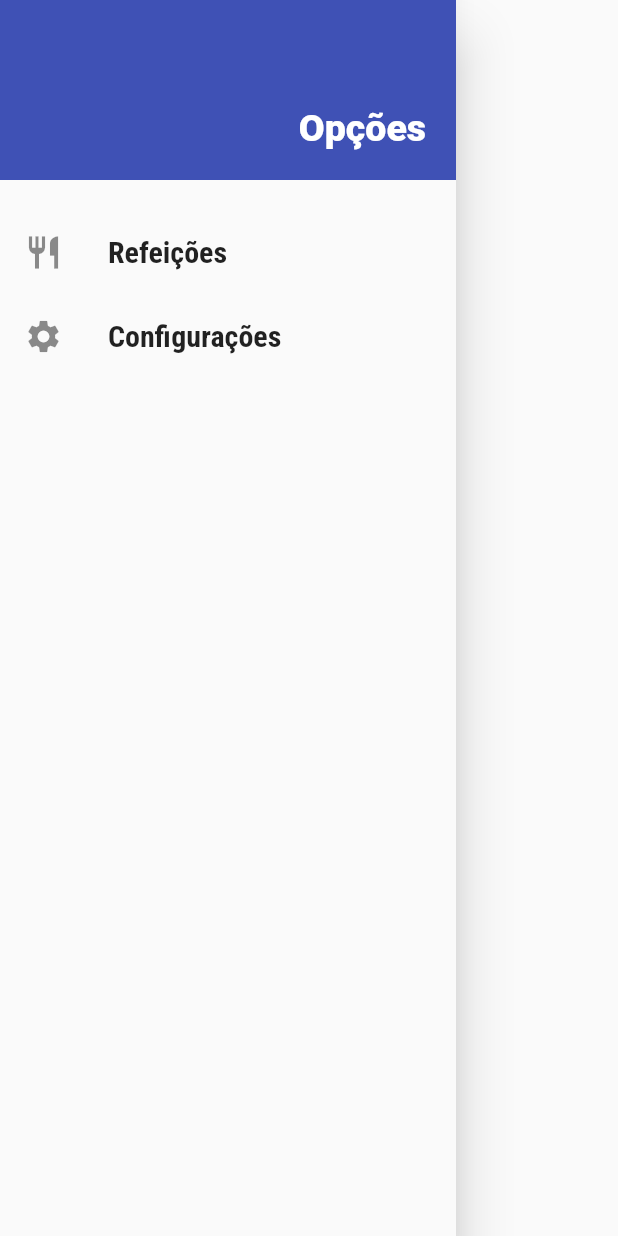
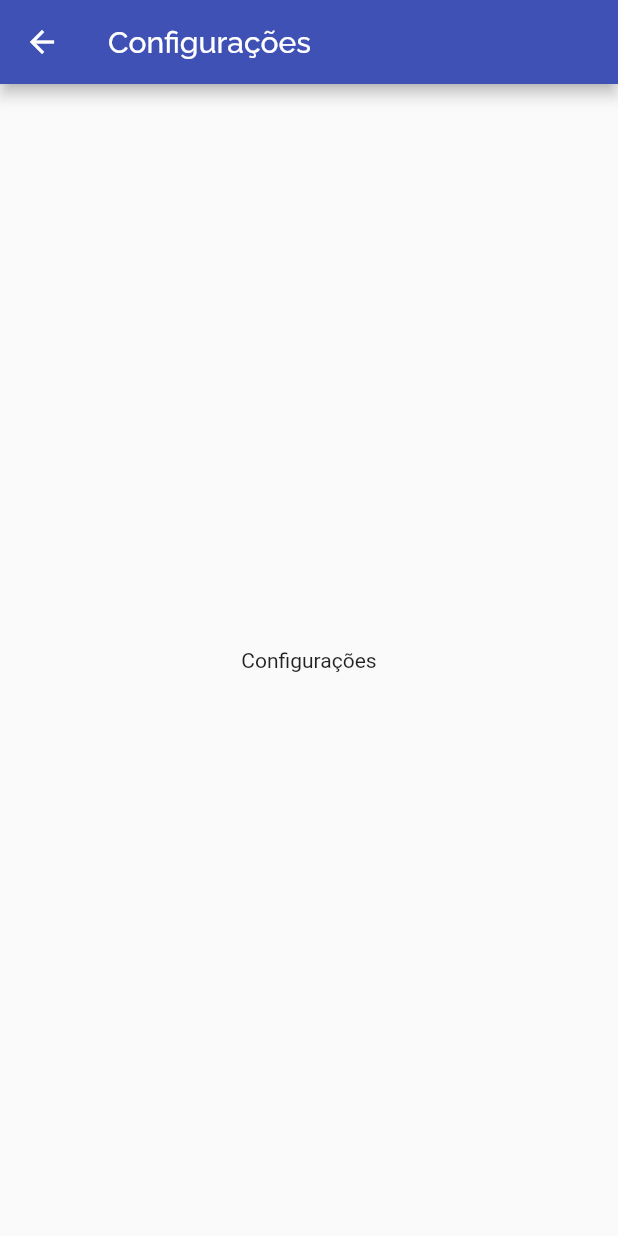
Before and after one commit to hugofsd/APP-Flutter-Meals, a Flutter app: the MaindDrawer widget shown alone on an empty page, opened directly, after a tap on "Configurações", on a phone screen of 412 x 824 dp. Run offline on Flutter 3.47's test engine with Material 2 defaults, Android fonts, the phone set to English and light mode, and no system bars; network calls fail.

Commit message:
Links no Drawer

```diff
--- a/lib/components/main_drawer.dart
+++ b/lib/components/main_drawer.dart
@@ -1,7 +1,8 @@
 import 'package:flutter/material.dart';
+import '../utils/app_routes.dart';
 
 class MaindDrawer extends StatelessWidget {
-  Widget _createItem(IconData icon, String label) {
+  Widget _createItem(IconData icon, String label, Function onTap) {
     return ListTile(
       leading: Icon(
         icon,
@@ -15,7 +16,7 @@ class MaindDrawer extends StatelessWidget {
             fontWeight: FontWeight.bold // peso da fonte
             ),
       ),
-      onTap: () {},
+      onTap: onTap,
     );
   }
 
@@ -42,8 +43,16 @@ class MaindDrawer extends StatelessWidget {
           SizedBox(
             height: 20,
           ), // espeaço
-          _createItem(Icons.restaurant, 'Refeições'),
-          _createItem(Icons.settings, 'Configurações')
+          _createItem(
+            Icons.restaurant,
+            'Refeições',
+            () => Navigator.of(context).pushNamed(AppRoutes.HOME),
+          ),
+          _createItem(
+            Icons.settings,
+            'Configurações',
+            () => Navigator.of(context).pushNamed(AppRoutes.SETTINGS),
+          )
         ],
       ),
     );
--- a/lib/main.dart
+++ b/lib/main.dart
@@ -1,7 +1,6 @@
 import 'dart:ui';
 
 import 'package:flutter/material.dart';
-import 'screens/categories_screens.dart';
 
 import 'screens/categories_meals_screen.dart';
 import 'screens/meal_detail_screens.dart';
@@ -9,6 +8,7 @@ import 'screens/meal_detail_screens.dart';
 import 'utils/app_routes.dart';
 
 import 'screens/tabs_screen.dart';
+import 'screens/settings_screens.dart';
 
 void main() => runApp(MyApp());
 
@@ -32,13 +32,9 @@ class MyApp extends StatelessWidget {
       routes: {
         AppRoutes.HOME: (ctx) => TabsScreen(), //rota principal
         AppRoutes.CATEGORIES_MEALS: (ctx) => CategoriesMealsScreen(),
-        AppRoutes.MEAL_DETAIL: (ctx) => MealDetailScreen()
+        AppRoutes.MEAL_DETAIL: (ctx) => MealDetailScreen(),
+        AppRoutes.SETTINGS: (ctx) => SettingsScreen()
       },
-      //rotas dinamicas
-      // onGenerateRoute: (settings){
-      //   if (settings. == '/alguma-coisa')
-
-      // },
     );
   }
 }
--- /dev/null
+++ b/lib/screens/settings_screens.dart
@@ -0,0 +1,13 @@
+import 'package:flutter/material.dart';
+
+class SettingsScreen extends StatelessWidget {
+  @override
+  Widget build(BuildContext context) {
+    return Scaffold(
+      appBar: AppBar(
+        title: Text('Configurações'),
+      ),
+      body: Center(child: Text('Configurações')),
+    );
+  }
+}
--- a/lib/utils/app_routes.dart
+++ b/lib/utils/app_routes.dart
@@ -2,4 +2,5 @@ class AppRoutes {
   static const HOME = '/';
   static const CATEGORIES_MEALS = '/categories-meals';
   static const MEAL_DETAIL = '/meal-detail';
+  static const SETTINGS = '/settings';
 }
```
